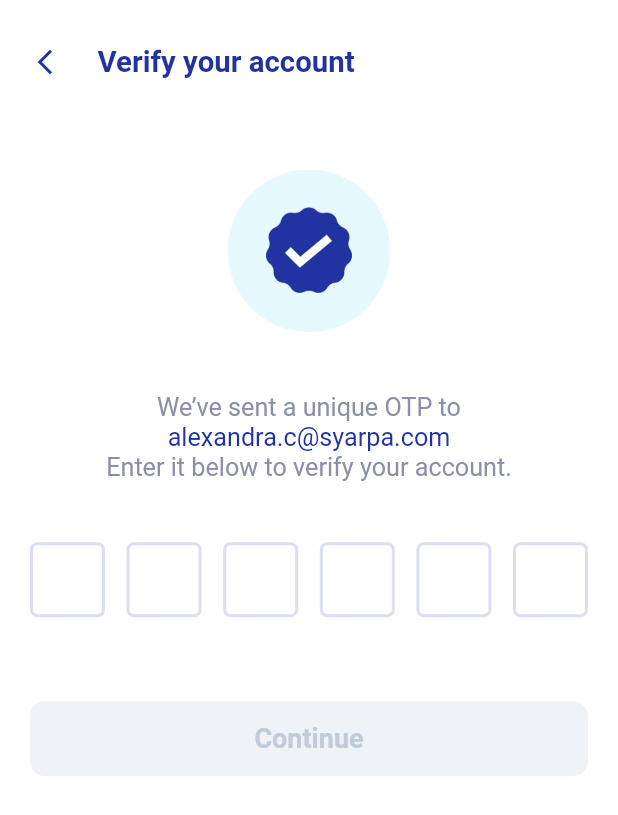
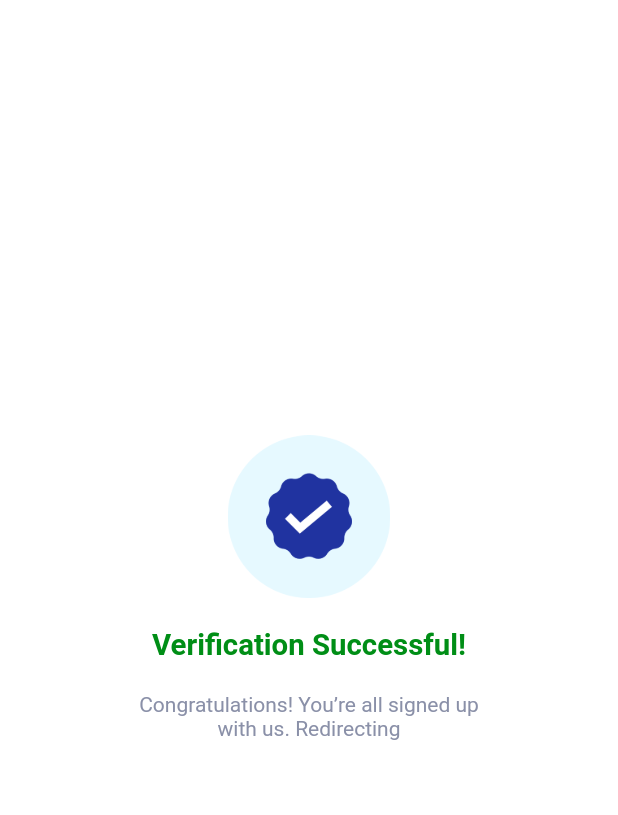
Before and after one commit to Andhrah/fintech-crypto-fiat, a Flutter app: the OtpScreen screen opened by its route, after a tap on "Continue", on a phone screen of 412 x 824 dp. Shown: the top 815 px of the screen. Run offline on Flutter 3.47's test engine with Material 2 defaults, Android fonts, the phone set to English and light mode, and no system bars; drawn by our look-alikes of pin_code_fields; our stand-ins replace carousel_slider, remixicon.

Commit message:
implement otp verified screen

```diff
--- a/lib/main.dart
+++ b/lib/main.dart
@@ -2,6 +2,7 @@
 import 'package:flutter/services.dart';
 import 'package:syarpa/screens/auth/login.dart';
 import 'package:syarpa/screens/auth/otp.dart';
+import 'package:syarpa/screens/auth/otp_verified.dart';
 import 'package:syarpa/screens/auth/signup.dart';
 import 'package:syarpa/screens/onboarding/onboarding.dart';
 import 'package:syarpa/screens/onboarding/splashscreen.dart';
@@ -44,6 +45,7 @@
         SignupScreen.id: (context) => const SignupScreen(),
         LoginScreen.id: (context) => const LoginScreen(),
         OtpScreen.id: (context) => const OtpScreen(),
+        OtpVerifiedScreen.id: (context) => const OtpVerifiedScreen(),
       }
       // home: const MyHomePage(title: 'Flutter Demo Home Page'),
     );
--- a/lib/screens/auth/otp.dart
+++ b/lib/screens/auth/otp.dart
@@ -1,6 +1,7 @@
 import 'package:flutter/material.dart';
 
 import 'package:pin_code_fields/pin_code_fields.dart';
+import 'package:syarpa/screens/auth/otp_verified.dart';
 import 'package:syarpa/utils/colors.dart';
 import 'package:syarpa/utils/constant.dart';
 import 'package:syarpa/widgets/back_icon.dart';
@@ -146,7 +147,11 @@ class _OtpScreenState extends State<OtpScreen> {
 
               Button(
                 text: 'Continue',
-                onPress: () {},
+                onPress: () {
+                  Navigator.of(context).pushNamedAndRemoveUntil(
+                    OtpVerifiedScreen.id, (route) => false
+                  );
+                },
                 color: disabledColor,
                 width: MediaQuery.of(context).size.width,
                 textColor: disabledTextColor,
--- /dev/null
+++ b/lib/screens/auth/otp_verified.dart
@@ -0,0 +1,95 @@
+import 'package:flutter/material.dart';
+
+import 'package:syarpa/utils/colors.dart';
+import 'package:syarpa/utils/constant.dart';
+
+class OtpVerifiedScreen extends StatefulWidget {
+  static const String id = 'otpVerified';
+
+  const OtpVerifiedScreen({Key? key}) : super(key: key);
+
+  @override
+  _OtpVerifiedScreenState createState() => _OtpVerifiedScreenState();
+}
+
+class _OtpVerifiedScreenState extends State<OtpVerifiedScreen> with SingleTickerProviderStateMixin {
+
+  late AnimationController controller;
+  late Animation animation;
+
+  @override
+  void initState() {
+    super.initState();
+    controller = AnimationController(
+      duration: const Duration(seconds: 2),
+      vsync: this, // the SingleTickerProviderStateMixin
+    );
+
+    controller.forward();
+    // add listner to animation status and
+    // navigate to getStarted screen if animation status is completed
+    controller.addStatusListener((status) {
+      print('status:$status');
+      if (status == AnimationStatus.completed){
+        // Navigator.of(context).pushNamedAndRemoveUntil(
+        //   OnboardingScreen.id, (route) => false
+        // );
+      }
+    });
+  }
+
+  @override
+  void dispose() {
+    controller.dispose();
+    super.dispose();
+  }
+  @override
+  Widget build(BuildContext context) {
+    return Scaffold(
+      backgroundColor: whiteColor,
+      body: SafeArea(
+        child: Container(
+          // color: Colors.blue,
+          alignment: Alignment.center,
+          padding: const EdgeInsets.symmetric(horizontal: 20.0, vertical: 30.0),
+          child: Column(
+            mainAxisAlignment: MainAxisAlignment.center,
+            children: [
+
+              Image.asset(
+                'assets/images/verify.png',
+                width: MediaQuery.of(context).size.width / 3.8,
+              ),
+
+              kSizeBox,
+
+              const Text(
+                'Verification Successful!',
+                textScaleFactor: 1.4,
+                style: TextStyle(
+                  color: greenColor,
+                  fontWeight: FontWeight.w600,
+                ),
+              ),
+
+              kSizeBox,
+
+              const Text(
+                'Congratulations! You’re all signed up \nwith us. Redirecting',
+                textScaleFactor: 1.0,
+                textAlign: TextAlign.center,
+                style: TextStyle(
+                  color: lightGrayColor,
+                  fontWeight: FontWeight.w400,
+                ),
+              ),
+
+              kSizeBox,kSizeBox,
+
+            ],
+          ),
+        ),
+      ),
+    );
+  }
+}
--- a/lib/utils/colors.dart
+++ b/lib/utils/colors.dart
@@ -12,7 +12,7 @@ const Color darkerPurple = Color(0xFF200E32);
 const Color backgroundColor = Color(0XFFF9F9F9);
 const Color darkYellow = Color(0xFFF7941F);
 const Color purple = Color(0xFFAB3882);
-const Color green = Color(0xFF00BA48);
+const Color greenColor = Color(0xFF008E16);
 const Color deepGreen = Color(0xff23710F);
 const Color disabledColor = Color(0xFFEFF2F7);
 const Color disabledTextColor = Color(0xFFC0CCDA);
```
